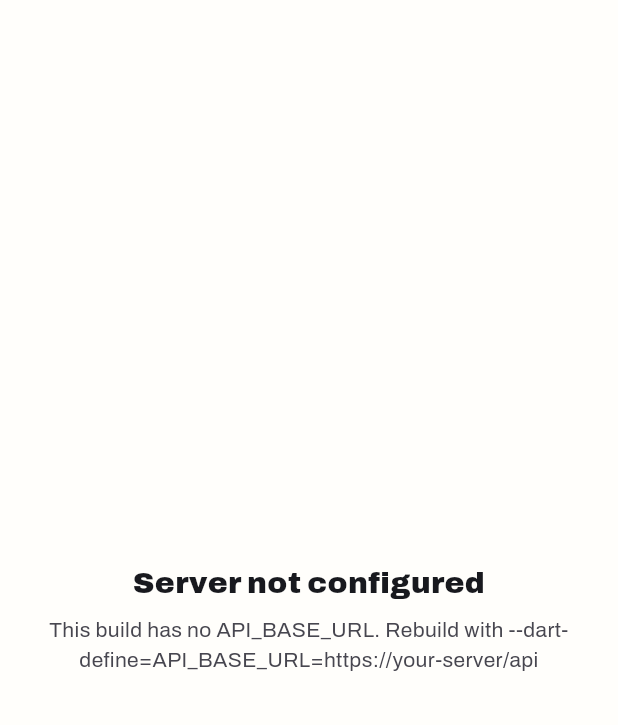
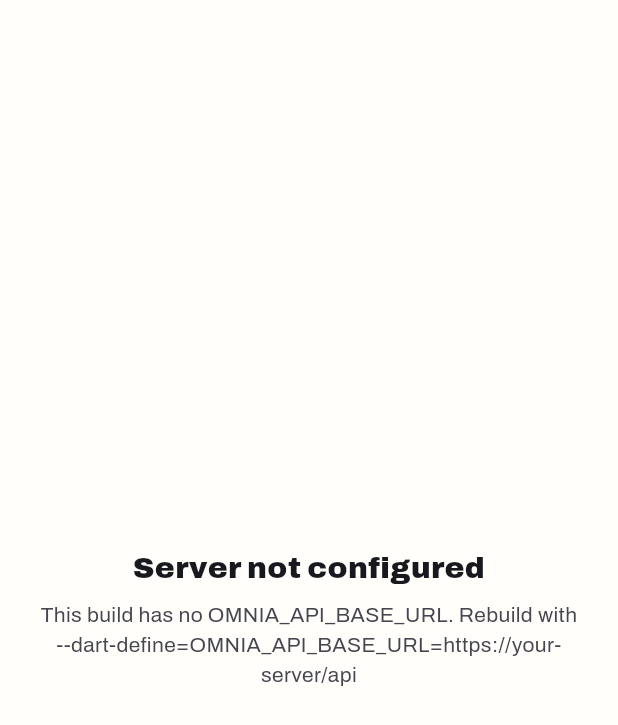
Before and after one commit to Gaoher-1207/omnia, a Flutter app: the _MissingConfiguration screen opened directly, on a phone screen of 412 x 824 dp. Shown: the top 725 px of the screen. Run offline on Flutter 3.47's test engine with Material 3 defaults, Android fonts, the phone set to English and light mode, and no system bars; our stand-ins replace flutter_secure_storage; accounts and stored records are empty.

Commit message:
Add portable backend configuration

```diff
--- a/Shehwaar/omnia_ui/lib/app.dart
+++ b/Shehwaar/omnia_ui/lib/app.dart
@@ -45,7 +45,7 @@ class _OmniaAppState extends State<OmniaApp> {
       ? null
       : (AuthController(api!)..restore());
 
-  /// Null when not in API mode, or a release build has no API_BASE_URL.
+  /// Null when not in API mode, or a release build has no OMNIA_API_BASE_URL.
   static ApiClient? _environmentApi() {
     final url = ApiConfig.apiMode ? ApiConfig.resolveBaseUrl() : null;
     return url == null
@@ -186,8 +186,8 @@ class _MissingConfiguration extends StatelessWidget {
       child: MessageView(
         title: 'Server not configured',
         detail:
-            'This build has no API_BASE_URL. Rebuild with '
-            '--dart-define=API_BASE_URL=https://your-server/api',
+            'This build has no OMNIA_API_BASE_URL. Rebuild with '
+            '--dart-define=OMNIA_API_BASE_URL=https://your-server/api',
       ),
     ),
   );
--- a/Shehwaar/omnia_ui/lib/core/api/api_config.dart
+++ b/Shehwaar/omnia_ui/lib/core/api/api_config.dart
@@ -1,16 +1,22 @@
 import 'package:flutter/foundation.dart';
 
-/// Where the OMNIA backend lives.
+/// Where the OMNIA backend lives: the one place the app decides it.
 ///
 /// Set it at build/run time, e.g.
-///   flutter run --dart-define=API_BASE_URL=http://192.168.1.20:8000/api
+///   flutter run --dart-define=OMNIA_API_BASE_URL=http://192.168.1.20:8000/api
+/// or from a file: --dart-define-from-file=integration/omnia.env
+/// (`API_BASE_URL`, the older name, is still read if the new one is unset.)
 ///
 /// Without it, debug builds use the local development server:
 ///   Android emulator → http://10.0.2.2:8000/api (the emulator's alias for your computer)
 ///   everything else  → http://localhost:8000/api
-/// Release builds have no default: they must be given API_BASE_URL.
+/// Release builds have no default: they must be given OMNIA_API_BASE_URL.
+/// See integration/README.md.
 abstract final class ApiConfig {
-  static const _fromEnvironment = String.fromEnvironment('API_BASE_URL');
+  static const _fromEnvironment = String.fromEnvironment(
+    'OMNIA_API_BASE_URL',
+    defaultValue: String.fromEnvironment('API_BASE_URL'),
+  );
 
   /// `--dart-define=OMNIA_DATA=api` signs in against the backend. Anything
   /// else (the default) runs on in-memory mock data with no sign-in.
```
Also changed, not shown: 11 other files.
